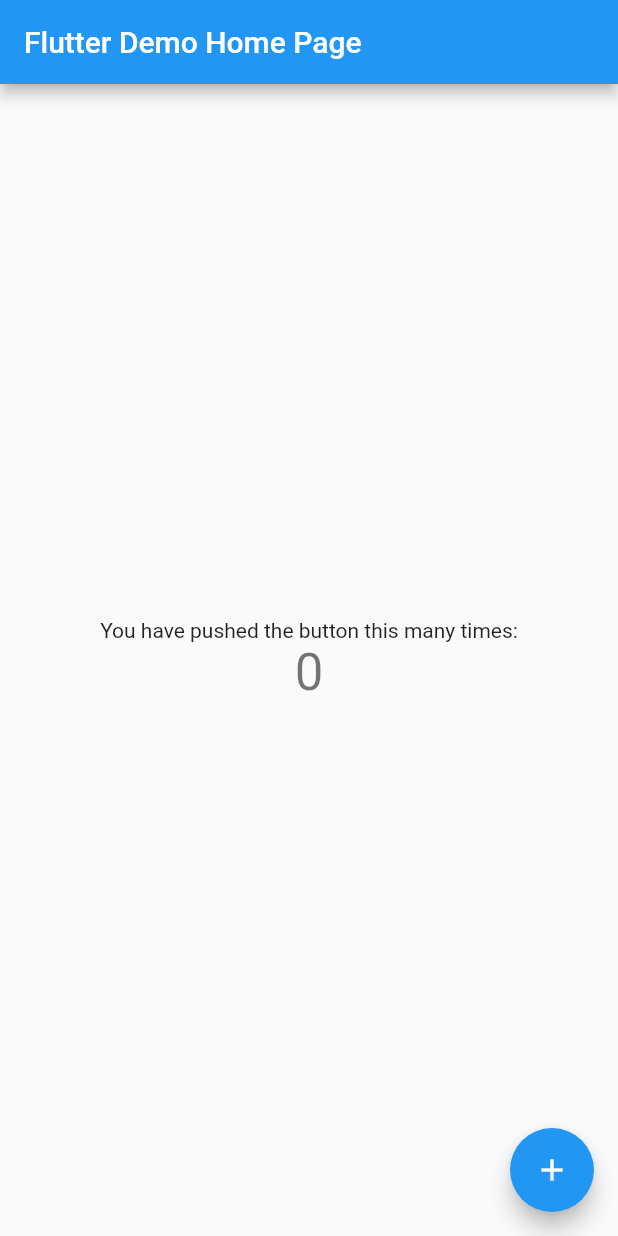
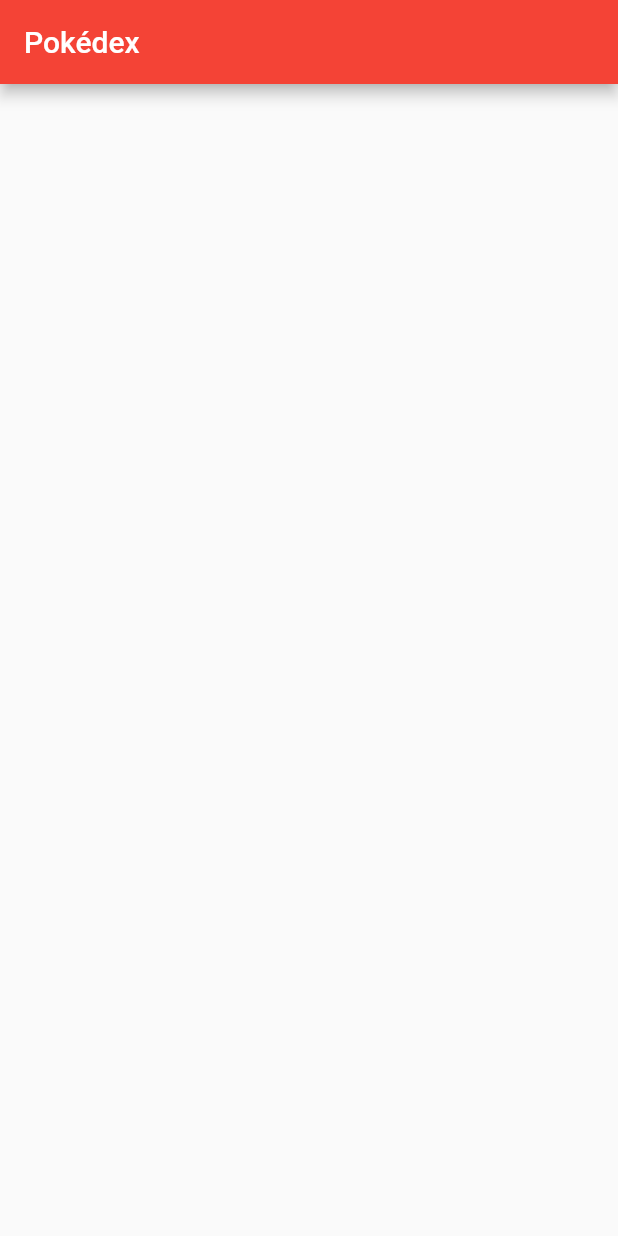
Before and after one commit to VicAffile/application-pokedex, a Flutter app: the screen it shows after launch, on a phone screen of 412 x 824 dp. Run offline on Flutter 3.47's test engine with Material 2 defaults, Android fonts, the phone set to English and light mode, and no system bars.

Commit message:
Création de la classe acceuil et de la première version de l'AppBar"

```diff
--- a/lib/main.dart
+++ b/lib/main.dart
@@ -1,4 +1,6 @@
 import 'package:flutter/material.dart';
+
+import 'package:application_pokedex/pages/acceuil.dart';
 
 void main() {
   runApp(const MyApp());
@@ -11,7 +13,8 @@ class MyApp extends StatelessWidget {
   @override
   Widget build(BuildContext context) {
     return MaterialApp(
-      title: 'Flutter Demo',
+      debugShowCheckedModeBanner: false,
+      title: 'Pokédex',
       theme: ThemeData(
         // This is the theme of your application.
         //
@@ -22,94 +25,12 @@ class MyApp extends StatelessWidget {
         // or simply save your changes to "hot reload" in a Flutter IDE).
         // Notice that the counter didn't reset back to zero; the application
         // is not restarted.
-        primarySwatch: Colors.blue,
+        primarySwatch: Colors.red,
       ),
-      home: const MyHomePage(title: 'Flutter Demo Home Page'),
+      initialRoute: '/acceuil',
+      routes: <String, WidgetBuilder> {
+        '/acceuil': (BuildContext ctx) => const Acceuil(),
+      },
     );
   }
 }
-
-class MyHomePage extends StatefulWidget {
-  const MyHomePage({Key? key, required this.title}) : super(key: key);
-
-  // This widget is the home page of your application. It is stateful, meaning
-  // that it has a State object (defined below) that contains fields that affect
-  // how it looks.
-
-  // This class is the configuration for the state. It holds the values (in this
-  // case the title) provided by the parent (in this case the App widget) and
-  // used by the build method of the State. Fields in a Widget subclass are
-  // always marked "final".
-
-  final String title;
-
-  @override
-  State<MyHomePage> createState() => _MyHomePageState();
-}
-
-class _MyHomePageState extends State<MyHomePage> {
-  int _counter = 0;
-
-  void _incrementCounter() {
-    setState(() {
-      // This call to setState tells the Flutter framework that something has
-      // changed in this State, which causes it to rerun the build method below
-      // so that the display can reflect the updated values. If we changed
-      // _counter without calling setState(), then the build method would not be
-      // called again, and so nothing would appear to happen.
-      _counter++;
-    });
-  }
-
-  @override
-  Widget build(BuildContext context) {
-    // This method is rerun every time setState is called, for instance as done
-    // by the _incrementCounter method above.
-    //
-    // The Flutter framework has been optimized to make rerunning build methods
-    // fast, so that you can just rebuild anything that needs updating rather
-    // than having to individually change instances of widgets.
-    return Scaffold(
-      appBar: AppBar(
-        // Here we take the value from the MyHomePage object that was created by
-        // the App.build method, and use it to set our appbar title.
-        title: Text(widget.title),
-      ),
-      body: Center(
-        // Center is a layout widget. It takes a single child and positions it
-        // in the middle of the parent.
-        child: Column(
-          // Column is also a layout widget. It takes a list of children and
-          // arranges them vertically. By default, it sizes itself to fit its
-          // children horizontally, and tries to be as tall as its parent.
-          //
-          // Invoke "debug painting" (press "p" in the console, choose the
-          // "Toggle Debug Paint" action from the Flutter Inspector in Android
-          // Studio, or the "Toggle Debug Paint" command in Visual Studio Code)
-          // to see the wireframe for each widget.
-          //
-          // Column has various properties to control how it sizes itself and
-          // how it positions its children. Here we use mainAxisAlignment to
-          // center the children vertically; the main axis here is the vertical
-          // axis because Columns are vertical (the cross axis would be
-          // horizontal).
-          mainAxisAlignment: MainAxisAlignment.center,
-          children: <Widget>[
-            const Text(
-              'You have pushed the button this many times:',
-            ),
-            Text(
-              '$_counter',
-              style: Theme.of(context).textTheme.headline4,
-            ),
-          ],
-        ),
-      ),
-      floatingActionButton: FloatingActionButton(
-        onPressed: _incrementCounter,
-        tooltip: 'Increment',
-        child: const Icon(Icons.add),
-      ), // This trailing comma makes auto-formatting nicer for build methods.
-    );
-  }
-}
--- /dev/null
+++ b/lib/pages/acceuil.dart
@@ -0,0 +1,24 @@
+import 'package:flutter/material.dart';
+import 'package:flutter/widgets.dart';
+
+class Acceuil extends StatefulWidget {
+  const Acceuil({Key? key}) : super(key: key);
+
+  @override
+  _AcceuilState createState() => _AcceuilState();
+}
+
+class _AcceuilState extends State<Acceuil> {TextEditingController tecMessage = TextEditingController();
+  @override
+  Widget build(BuildContext context) {
+    return Scaffold(
+      appBar: AppBar(
+        title: const Text("Pokédex"),
+        actions: [],
+      ),
+      body: Container(
+
+      ),
+    );
+  }
+}
```
